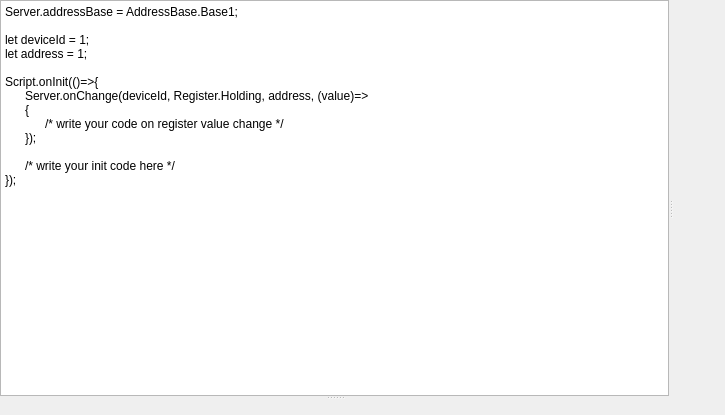
Above: src/controls/jscriptcontrol.ui from sanny32/OpenModSim before the change. Below: the same form after it.
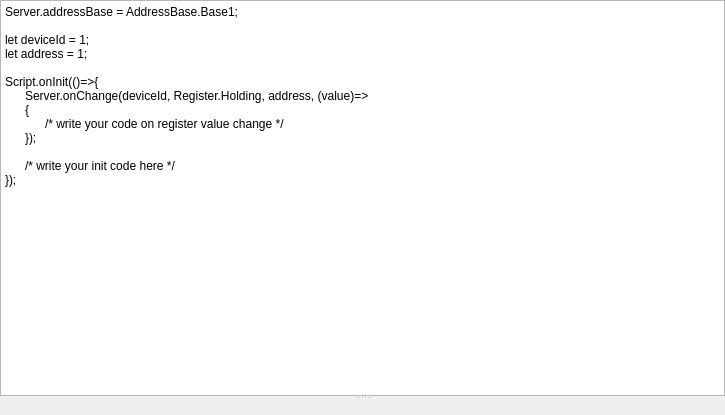
That is the form after the change. Custom widgets are drawn as their Qt base class.

Commit message: Developing FeindReplaceBar and HelpWidget

What changed in the file:
```diff
--- a/src/controls/jscriptcontrol.ui
+++ b/src/controls/jscriptcontrol.ui
@@ -24,20 +24,7 @@
     <number>0</number>
    </property>
    <item>
-    <widget class="QSplitter" name="verticalSplitter">
-     <property name="orientation">
-      <enum>Qt::Orientation::Horizontal</enum>
-     </property>
-     <property name="childrenCollapsible">
-      <bool>false</bool>
-     </property>
      <widget class="QSplitter" name="horizontalSplitter">
-      <property name="sizePolicy">
-       <sizepolicy hsizetype="Preferred" vsizetype="Expanding">
-        <horstretch>5</horstretch>
-        <verstretch>0</verstretch>
-       </sizepolicy>
-      </property>
       <property name="orientation">
        <enum>Qt::Orientation::Vertical</enum>
       </property>
@@ -88,15 +75,6 @@
        </property>
       </widget>
      </widget>
-     <widget class="HelpWidget" name="helpWidget" native="true">
-      <property name="sizePolicy">
-       <sizepolicy hsizetype="Preferred" vsizetype="Preferred">
-        <horstretch>1</horstretch>
-        <verstretch>0</verstretch>
-       </sizepolicy>
-      </property>
-     </widget>
-    </widget>
    </item>
   </layout>
  </widget>
@@ -111,11 +89,6 @@
    <extends>QWidget</extends>
    <header>consoleoutput.h</header>
   </customwidget>
-  <customwidget>
-   <class>HelpWidget</class>
-   <extends>QWidget</extends>
-   <header>helpwidget.h</header>
-  </customwidget>
  </customwidgets>
  <resources/>
  <connections/>
```
Lines whose indentation alone changed are shown as unchanged. The commit also changes 14 other files.
